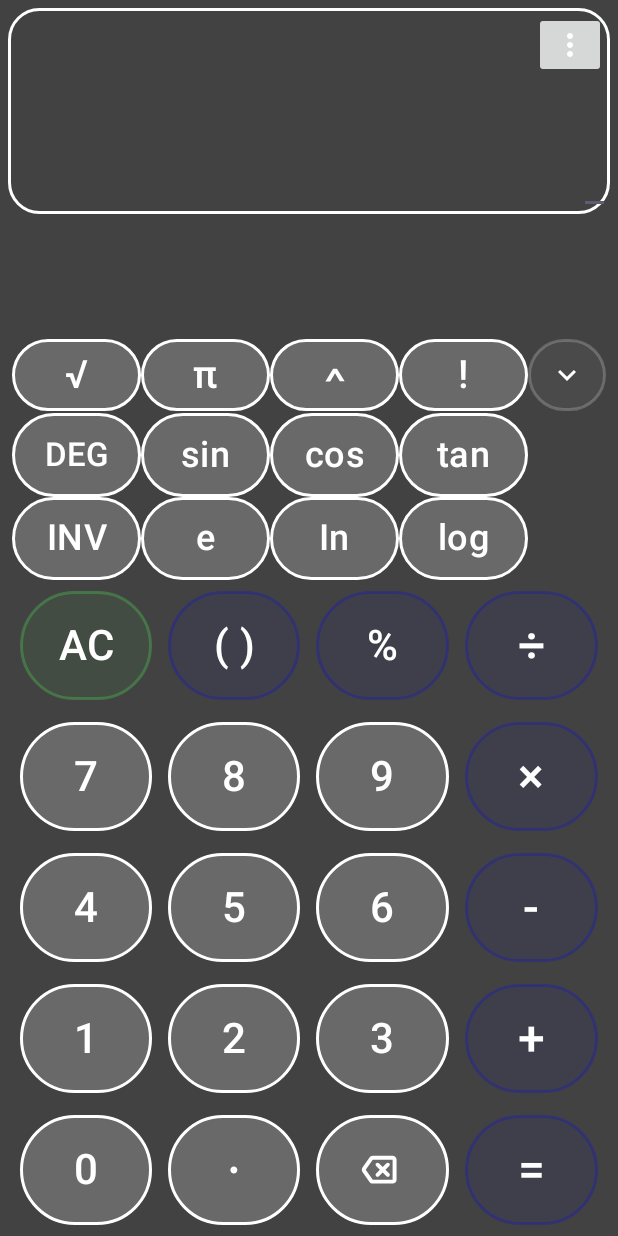
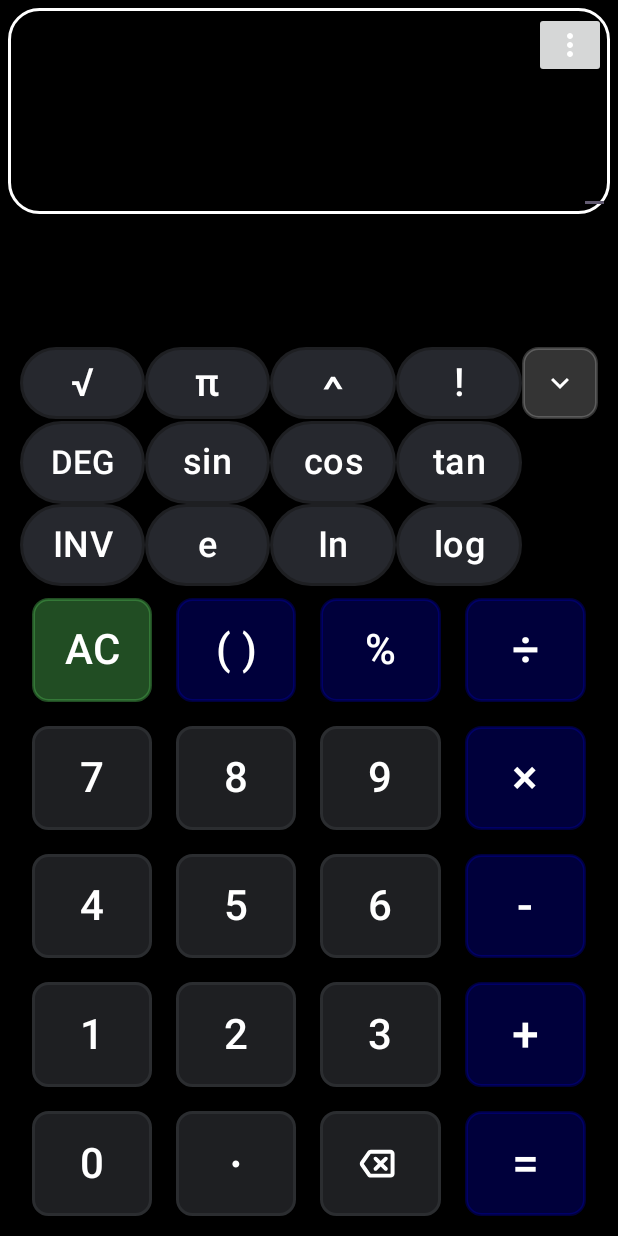
Before and after one commit to iamnippon/UniCalculator, an Android app: the layout activity_main.xml on its own in the app's theme, with its tools: preview values and no code run, on a phone screen of 412 x 824 dp. Run offline under Robolectric (Android 15) with nearby library versions, the light colour scheme and no system bars; plain views replace SlidingUpPanelLayout.

```diff
--- a/app/src/main/res/drawable/circle.xml
+++ b/app/src/main/res/drawable/circle.xml
@@ -3,9 +3,9 @@
         android:color="@color/black">
         <item>
             <shape android:shape="rectangle">
-                <corners android:radius="1000dp"/>
-                <solid android:color="@color/transparant_white"/>
-                <stroke android:width="2dp" android:color="@color/white"/>
+                <corners android:radius="10dp"/>
+                <solid android:color="@color/dark2"/>
+                <stroke android:width="2dp" android:color="@color/dark"/>
             </shape>
         </item>
     </ripple>
--- a/app/src/main/res/drawable/circle_ripple_only.xml
+++ b/app/src/main/res/drawable/circle_ripple_only.xml
@@ -4,8 +4,8 @@
     <item>
         <shape android:shape="rectangle">
             <corners android:radius="1000dp"/>
-            <stroke android:color="@color/white" android:width="2dp"/>
-            <solid android:color="@color/transparant_white"/>
+            <stroke android:color="@color/dark2" android:width="2dp"/>
+            <solid android:color="@color/dark3"/>
         </shape>
     </item>
 </ripple>
--- a/app/src/main/res/layout/activity_main.xml
+++ b/app/src/main/res/layout/activity_main.xml
@@ -7,7 +7,7 @@
     android:layout_width="match_parent"
     android:layout_height="match_parent"
     android:animateLayoutChanges="true"
-    android:background="@color/cardview_dark_background"
+    android:background="@color/black"
     tools:context=".MainActivity"
    >
 
@@ -120,6 +120,7 @@
                 android:layout_width="match_parent"
                 android:layout_height="0dp"
                 android:paddingHorizontal="8dp"
+                android:layout_margin="5dp"
                 android:paddingTop="12dp"
                 android:paddingBottom="0dp"
                 app:layout_constraintBottom_toBottomOf="parent"
--- a/app/src/main/res/values/colors.xml
+++ b/app/src/main/res/values/colors.xml
@@ -5,5 +5,9 @@
     <color name="transparant_blue">#3B0000FF</color>
     <color name="transparant_white">#34FFFFFF</color>
     <color name="transparant_green">#704CAF50</color>
+    <color name="dark">#2B2D30</color>
+    <color name="dark2">#1E1F22</color>
+    <color name="dark3">#26282E</color>
+
 
 </resources>
--- a/app/src/main/res/values/dimens.xml
+++ b/app/src/main/res/values/dimens.xml
@@ -2,8 +2,8 @@
 <resources>
     <item name="icon_scale" type="dimen" format="float">0.7</item>
     <item name="icon_translate" type="dimen" format="float">3.5</item>
-    <dimen name="button_horizontal_margin">5dp</dimen>
-    <dimen name="button_vertical_margin">7dp</dimen>
+    <dimen name="button_horizontal_margin">8dp</dimen>
+    <dimen name="button_vertical_margin">8dp</dimen>
 
     <item name="about_text" type="dimen">17sp</item>
 
```
